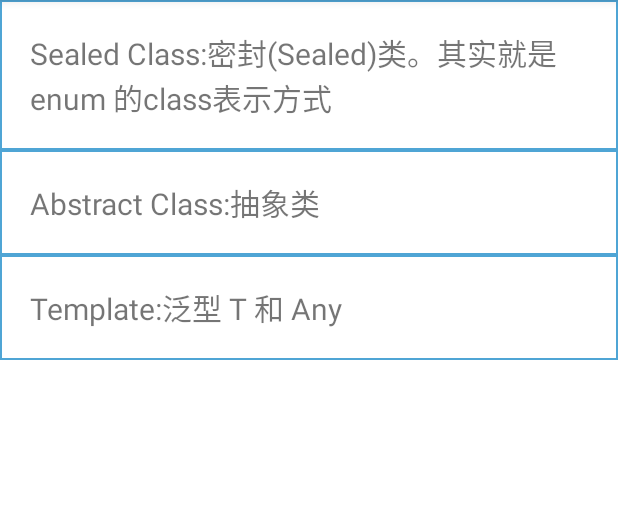
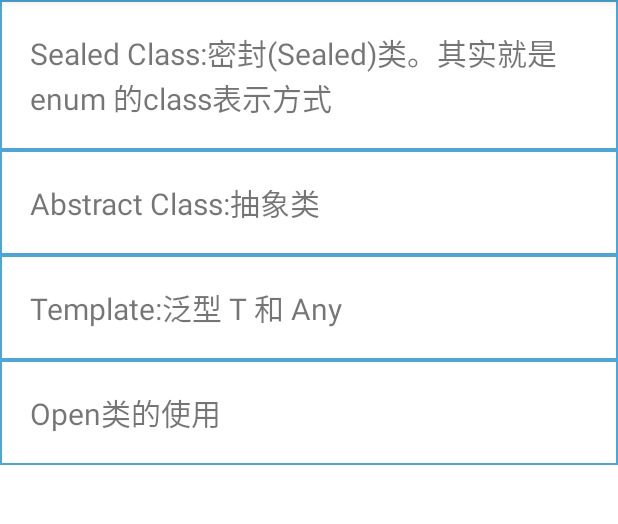
Before and after one commit to chenzhizsqq/testKotlin, an Android app: the screen it shows after launch (MainActivity), on a phone screen of 412 x 824 dp, the part 84-608 px from its top. Run offline under Robolectric (Android 15) with nearby library versions, the phone set to English and light mode, and no system bars.

Commit message:
更加表示清楚。 Open 和 abstract的说明

```diff
--- a/app/src/main/AndroidManifest.xml
+++ b/app/src/main/AndroidManifest.xml
@@ -9,6 +9,9 @@
         android:roundIcon="@mipmap/ic_launcher_round"
         android:supportsRtl="true"
         android:theme="@style/Theme.TestKotlin">
+        <activity
+            android:name=".OpenActivity"
+            android:exported="false" />
         <activity
             android:name=".TemplateActivity"
             android:exported="true" />
--- a/app/src/main/java/com/example/testkotlin/MainActivity.kt
+++ b/app/src/main/java/com/example/testkotlin/MainActivity.kt
@@ -30,6 +30,12 @@ class MainActivity : AppCompatActivity() {
             startActivity(intent)
         }
 
+        binding.OpenActivity.setOnClickListener {
+            val intent =
+                Intent(this@MainActivity, OpenActivity::class.java)
+            startActivity(intent)
+        }
+
 
     }
 }
--- a/app/src/main/res/layout/activity_main.xml
+++ b/app/src/main/res/layout/activity_main.xml
@@ -41,6 +41,15 @@ tools:context=".MainActivity">
         android:background="@drawable/back"
         android:text="Template:泛型 T 和 Any" />
 
+    <TextView
+        android:id="@+id/OpenActivity"
+        android:layout_width="match_parent"
+        android:layout_height="wrap_content"
+        android:padding="20dp"
+        android:textSize="20sp"
+        android:background="@drawable/back"
+        android:text="Open类的使用" />
+
 
 
 
```
Also changed, not shown: app/src/main/java/com/example/testkotlin/OpenActivity.kt (added, +49 -0 lines), app/src/main/res/layout/activity_open.xml (added, +9 -0 lines).
